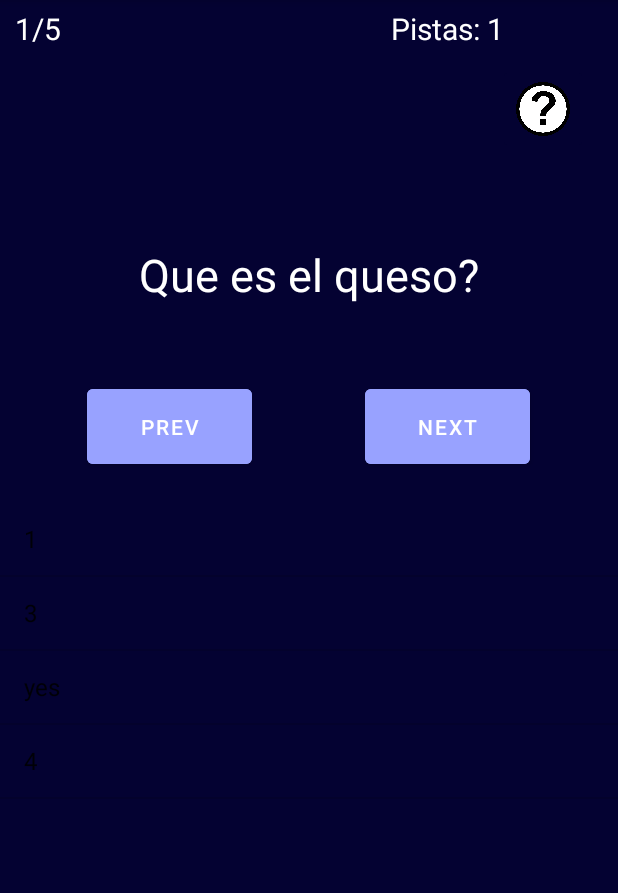
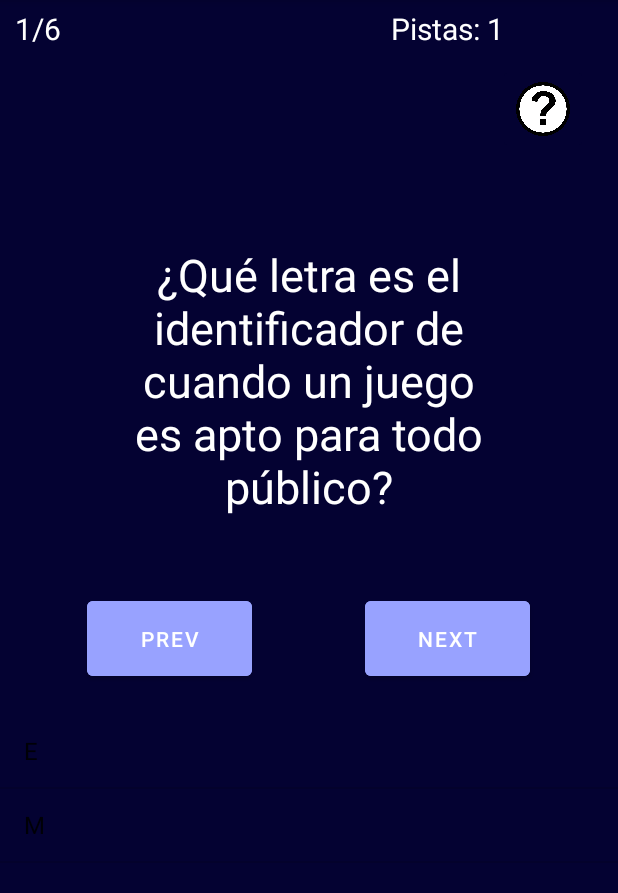
Before and after one commit to mtostado19/QuizzApp_Arttis, an Android app: the screen it shows after launch (juego), after a tap on "JUGAR", on a phone screen of 412 x 824 dp, the part 84-977 px from its top. Run offline under Robolectric (Android 15) with nearby library versions, the phone set to English and light mode, and no system bars.

Commit message:
Falta formato de listview y sobrevivir pantallas roger y tostado

```diff
--- a/app/src/main/java/com/example/quizapp_arttis/GameModel.kt
+++ b/app/src/main/java/com/example/quizapp_arttis/GameModel.kt
@@ -37,6 +37,8 @@ class GameModel(var questions: MutableList<Question>, var options: Options ) : V
         return returnValue
     }
 
+    fun getMax() = options.numberOfQuestions
+
     fun setValues(data: IntArray) {
         extraClue = data[0]
         clues = data[1]
@@ -57,6 +59,8 @@ class GameModel(var questions: MutableList<Question>, var options: Options ) : V
     fun getIndex() = currentIndex
 
     fun getClues() = clues
+
+    fun getDifficulty() = options.level
 
     fun setClues(num: Int): Int {
         clues = num
--- a/app/src/main/java/com/example/quizapp_arttis/MainActivity.kt
+++ b/app/src/main/java/com/example/quizapp_arttis/MainActivity.kt
@@ -49,7 +49,7 @@ class MainActivity : AppCompatActivity() {
         var tostazzz = NumPreguntas / Temas.size // Casi Par
         var intervalodecomida = tostazzz*Temas.size // este da el numero de preguntas que calcula inicialmente por ejemplo 3 temas 5 preguntas al dividir da 1 de cada uno, por ello calculamos cuanstas faltan para llegar a numero de preguntas
         var numeroFaltantes = NumPreguntas-intervalodecomida // ejemplo: si numero de preguntas es 5 y tostatazzz es 3 entonces me devuelve 2
-        if (NumPreguntas % 2 == 0){
+        if (NumPreguntas % Temas.size == 0){
         }else {
             banderaOtaku = true
         }
@@ -173,6 +173,7 @@ class MainActivity : AppCompatActivity() {
 
         btnPlay.setOnClickListener { _ ->
             val intent = Intent(this, juego::class.java)
+            QuestionList.shuffle()
             var gson = Gson()
             var QuestionString = gson.toJson(QuestionList)
             var ObstionString = gson.toJson(optionObj)
--- a/app/src/main/java/com/example/quizapp_arttis/juego.kt
+++ b/app/src/main/java/com/example/quizapp_arttis/juego.kt
@@ -32,26 +32,17 @@ class juego : AppCompatActivity()  {
         super.onCreate(savedInstanceState)
         setContentView(R.layout.activity_juego)
 
-        var questions = mutableListOf<Question>(
-            Question("Que es el queso?", "yes", listOf<String>("1", "3", "yes", "4"), "not", "Geography", false),
-            Question("Que es el queso2?", "4", listOf<String>("1", "3", "No", "4"), "not", "Geography", false),
-            Question("Que es el queso3?", "Maybe", listOf<String>("1", "3", "Maybe", "4"), "not", "Geography", false),
-            Question("Que es el queso4?", "3", listOf<String>("1", "3", "IDK", "4"), "not", "Geography", false),
-            Question("Que es el queso5?", "1", listOf<String>("1", "3", "Cheese", "4"), "not", "Geography", false),
-          )
-
-        var options = Options(3, 5, false)
-
         var gson = Gson()
 
         if (savedInstanceState != null) {
             questionString = savedInstanceState.getString("KEY_GAME_MODEL_QUESTIONS").toString()
             optionsString = savedInstanceState.getString("KEY_GAME_MODEL_OPTIONS").toString()
         } else {
-            questionString = gson.toJson(questions)
-            optionsString = gson.toJson(options)
+            questionString = intent.getStringExtra("Preguntas").toString()
+            optionsString = intent.getStringExtra("options").toString()
         }
-
+        Log.d("Optiooooons", optionsString )
+        Log.d("Questiooooons", questionString )
 
         var string1 = questionString.split("[{")[1].split("}]")[0].split("}")
 
@@ -63,14 +54,16 @@ class juego : AppCompatActivity()  {
             } else {
                 finalString.add(string1[i].drop(1) + "}")
             }
+
         }
+
+        var optionsToSend:Options = gson.fromJson(optionsString, Options::class.java)
 
         var questionsToSend = mutableListOf<Question>()
         for (e in finalString) {
             questionsToSend.add(gson.fromJson(e, Question::class.java))
+
         }
-
-        var optionsToSend:Options = gson.fromJson(optionsString, Options::class.java)
 
 
         gameModel = GameModel(questionsToSend, optionsToSend)
@@ -86,6 +79,7 @@ class juego : AppCompatActivity()  {
         var arrayAdapter : ArrayAdapter<String>
         val lvData = gameModel.getCurrentQuestion().values.toMutableList()
 
+        // arrayAdapter = ArrayAdapter(this, android.R.layout.simple_list_item_1, lvData)
         arrayAdapter = ArrayAdapter(this, android.R.layout.simple_list_item_1, lvData)
         lvAnswers.adapter = arrayAdapter
 
@@ -94,7 +88,7 @@ class juego : AppCompatActivity()  {
 
             val currentQuestion = gameModel.getCurrentQuestion()
             arrayAdapter.clear()
-            arrayAdapter.addAll(currentQuestion.values)
+            arrayAdapter.addAll(currentQuestion.values.toMutableList())
 
             if (currentQuestion.answered != "not") {
                 lvAnswers.setEnabled(false)
@@ -107,8 +101,9 @@ class juego : AppCompatActivity()  {
             }
         }
 
+
         txtQuestion.text = gameModel.getCurrentQuestion().text
-        txtCurrent.text = "${gameModel.getIndex() + 1}/${options.numberOfQuestions}"
+        txtCurrent.text = "${gameModel.getIndex() + 1}/${gameModel.getMax()}"
         txtClues.text = "${resources.getString(R.string.clue)} ${gameModel.getClues()}"
 
         val builder = AlertDialog.Builder(this)
@@ -135,16 +130,17 @@ class juego : AppCompatActivity()  {
         buildScore.setView(dialogView)
 
 
+
         btnNext.setOnClickListener { _ ->
             Log.d("Paso 1", "aaa")
             txtClues.text = "${resources.getString(R.string.clue)} ${gameModel.getClues()}"
             txtQuestion.text = gameModel.nextQuestion().text
-            txtCurrent.text = "${gameModel.getIndex() + 1}/${options.numberOfQuestions}"
+            txtCurrent.text = "${gameModel.getIndex() + 1}/${gameModel.getMax()}"
             val currentQuestion =gameModel.getCurrentQuestion()
             arrayAdapter.clear()
             arrayAdapter.addAll(currentQuestion.values)
 
-            for (i in mutableListOf<Int>(0, 1, 2, 3)) {
+            for (i in 0..gameModel.getDifficulty()) {
                 lvAnswers.getChildAt(i)?.setBackgroundColor(Color.parseColor("#040232"))
             }
             Log.d("A VER:", "${currentQuestion.hintUsed.javaClass.kotlin}")
@@ -164,7 +160,7 @@ class juego : AppCompatActivity()  {
             Log.d("Paso 1", "Prueba: ${lvAnswers.childCount}")
             txtClues.text = "${resources.getString(R.string.clue)} ${gameModel.getClues()}"
             txtQuestion.text = gameModel.prevQuestion().text
-            txtCurrent.text = "${gameModel.getIndex() + 1}/${options.numberOfQuestions}"
+            txtCurrent.text = "${gameModel.getIndex() + 1}/${gameModel.getMax()}"
 
             val currentQuestion = gameModel.getCurrentQuestion()
             arrayAdapter.clear()
@@ -189,8 +185,6 @@ class juego : AppCompatActivity()  {
         }
 
          lvAnswers.setOnItemClickListener { parent, view, position, id ->
-             Log.d("HOLA", "Hola: $position, $id, ${lvData[position]}")
-             Log.d("HOLADOOOS", "Hola: ${gameModel.getCurrentQuestion().toString()}")
              val result = gameModel.checkAnswer(lvData[position])
              val stringColor = if(result) Color.parseColor("#05ff15") else Color.parseColor("#ff0000")
              lvAnswers.getChildAt(position).setBackgroundColor(stringColor)
@@ -220,7 +214,7 @@ class juego : AppCompatActivity()  {
             if (currentQuestion.answered != "not" && !currentQuestion.hintUsed) {
                 return@setOnClickListener
             }
-            if (currentQuestion.hintUsed && gameModel.useClue()) {
+            if ((currentQuestion.hintUsed && gameModel.useClue()) || (gameModel.useClue() && gameModel.getDifficulty() == 1)) {
                 lvAnswers.getChildAt(gameModel.secondClue()).setBackgroundColor(Color.parseColor("#05ff15"))
                 lvAnswers.setEnabled(false)
                 txtClues.text = "${resources.getString(R.string.clue)} ${gameModel.getClues()}"
```
